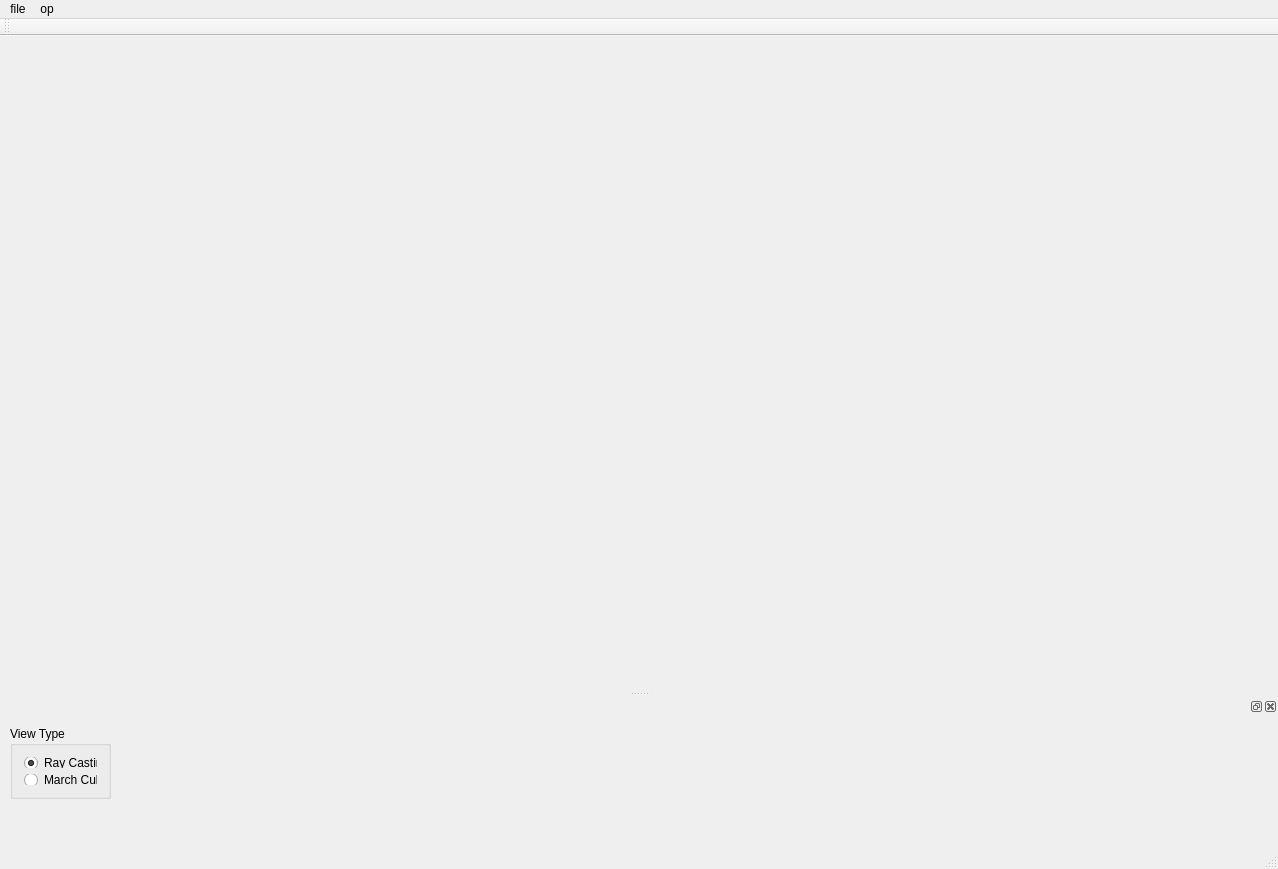
Qt form dynamicfusionui.ui (dolphin-li/DynamicFusion) before a commit.
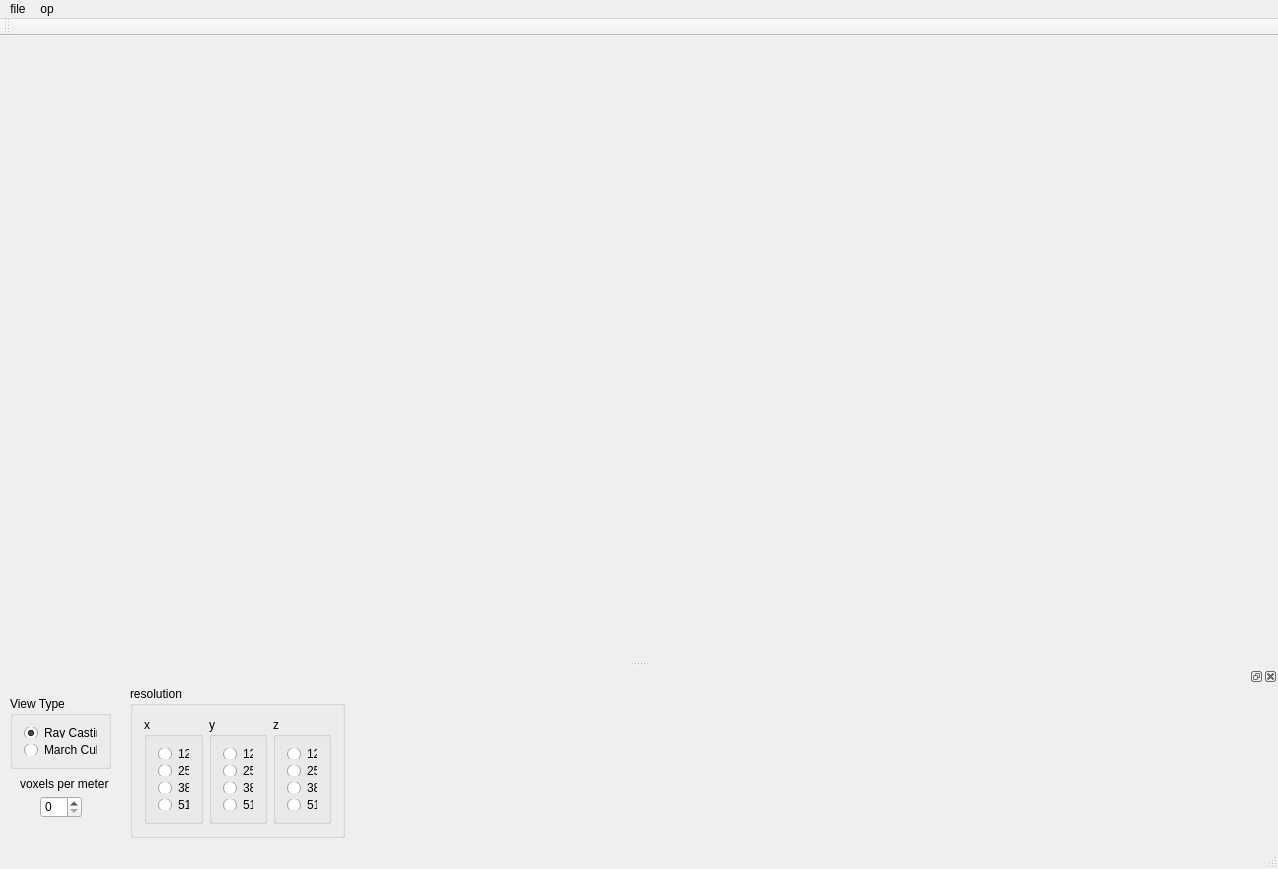
The same form after that commit. Custom widgets are drawn as their Qt base class.

Diff of the .ui file:
```diff
--- a/dynamicfusionui.ui
+++ b/dynamicfusionui.ui
@@ -70,7 +70,7 @@
    <property name="minimumSize">
     <size>
      <width>80</width>
-     <height>150</height>
+     <height>180</height>
     </size>
    </property>
    <attribute name="dockWidgetArea">
@@ -109,6 +109,158 @@
       </item>
      </layout>
     </widget>
+    <widget class="QGroupBox" name="groupBox_2">
+     <property name="geometry">
+      <rect>
+       <x>130</x>
+       <y>0</y>
+       <width>215</width>
+       <height>152</height>
+      </rect>
+     </property>
+     <property name="title">
+      <string>resolution</string>
+     </property>
+     <layout class="QGridLayout" name="gridLayout_6">
+      <item row="0" column="0">
+       <widget class="QGroupBox" name="groupBox_3">
+        <property name="title">
+         <string>x</string>
+        </property>
+        <layout class="QGridLayout" name="gridLayout_3">
+         <item row="0" column="0">
+          <widget class="QRadioButton" name="rbResX128">
+           <property name="text">
+            <string>128</string>
+           </property>
+          </widget>
+         </item>
+         <item row="1" column="0">
+          <widget class="QRadioButton" name="rbResX256">
+           <property name="text">
+            <string>256</string>
+           </property>
+          </widget>
+         </item>
+         <item row="2" column="0">
+          <widget class="QRadioButton" name="rbResX384">
+           <property name="text">
+            <string>384</string>
+           </property>
+          </widget>
+         </item>
+         <item row="3" column="0">
+          <widget class="QRadioButton" name="rbResX512">
+           <property name="text">
+            <string>512</string>
+           </property>
+          </widget>
+         </item>
+        </layout>
+       </widget>
+      </item>
+      <item row="0" column="1">
+       <widget class="QGroupBox" name="groupBox_4">
+        <property name="title">
+         <string>y</string>
+        </property>
+        <layout class="QGridLayout" name="gridLayout_4">
+         <item row="0" column="0">
+          <widget class="QRadioButton" name="rbResY128">
+           <property name="text">
+            <string>128</string>
+           </property>
+          </widget>
+         </item>
+         <item row="1" column="0">
+          <widget class="QRadioButton" name="rbResY256">
+           <property name="text">
+            <string>256</string>
+           </property>
+          </widget>
+         </item>
+         <item row="2" column="0">
+          <widget class="QRadioButton" name="rbResY384">
+           <property name="text">
+            <string>384</string>
+           </property>
+          </widget>
+         </item>
+         <item row="3" column="0">
+          <widget class="QRadioButton" name="rbResY512">
+           <property name="text">
+            <string>512</string>
+           </property>
+          </widget>
+         </item>
+        </layout>
+       </widget>
+      </item>
+      <item row="0" column="2">
+       <widget class="QGroupBox" name="groupBox_5">
+        <property name="title">
+         <string>z</string>
+        </property>
+        <layout class="QGridLayout" name="gridLayout_5">
+         <item row="0" column="0">
+          <widget class="QRadioButton" name="rbResZ128">
+           <property name="text">
+            <string>128</string>
+           </property>
+          </widget>
+         </item>
+         <item row="1" column="0">
+          <widget class="QRadioButton" name="rbResZ256">
+           <property name="text">
+            <string>256</string>
+           </property>
+          </widget>
+         </item>
+         <item row="2" column="0">
+          <widget class="QRadioButton" name="rbResZ384">
+           <property name="text">
+            <string>384</string>
+           </property>
+          </widget>
+         </item>
+         <item row="3" column="0">
+          <widget class="QRadioButton" name="rbResZ512">
+           <property name="text">
+            <string>512</string>
+           </property>
+          </widget>
+         </item>
+        </layout>
+       </widget>
+      </item>
+     </layout>
+    </widget>
+    <widget class="QLabel" name="label">
+     <property name="geometry">
+      <rect>
+       <x>20</x>
+       <y>90</y>
+       <width>91</width>
+       <height>16</height>
+      </rect>
+     </property>
+     <property name="text">
+      <string>voxels per meter</string>
+     </property>
+    </widget>
+    <widget class="QSpinBox" name="sbVoxelsPerMeter">
+     <property name="geometry">
+      <rect>
+       <x>40</x>
+       <y>110</y>
+       <width>42</width>
+       <height>22</height>
+      </rect>
+     </property>
+     <property name="maximum">
+      <number>9999</number>
+     </property>
+    </widget>
    </widget>
   </widget>
   <action name="actionLoad_frames">
```
